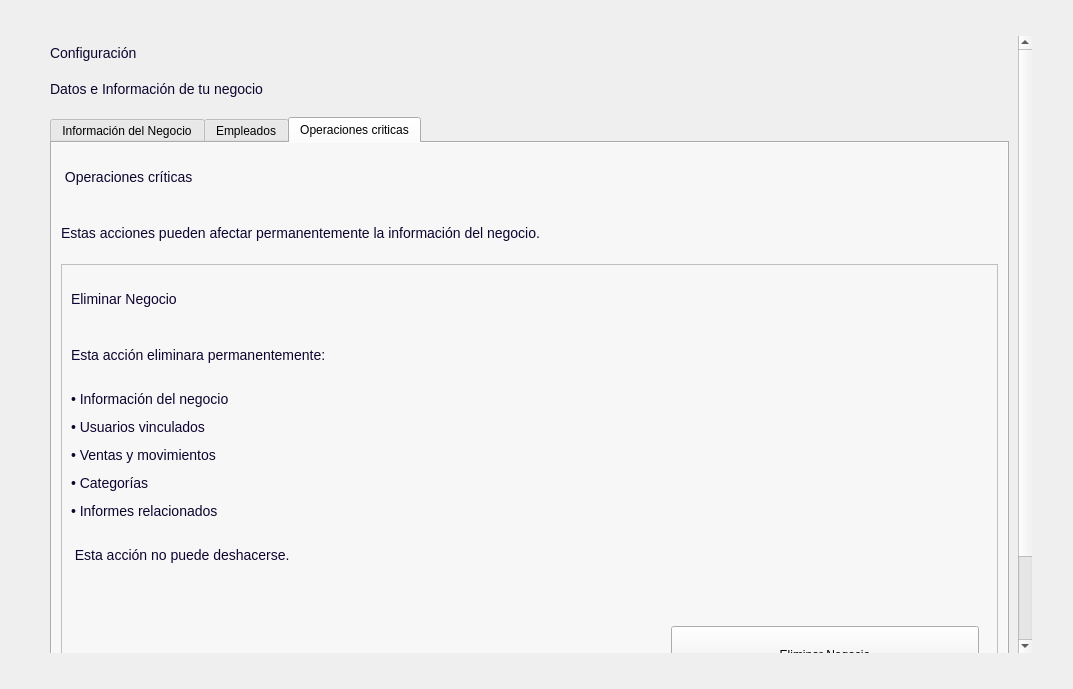
Qt form app/ui/dashboard/pages/configuracion.ui (Brando-1510/Proyecto-Integrador-2.0) before a commit.
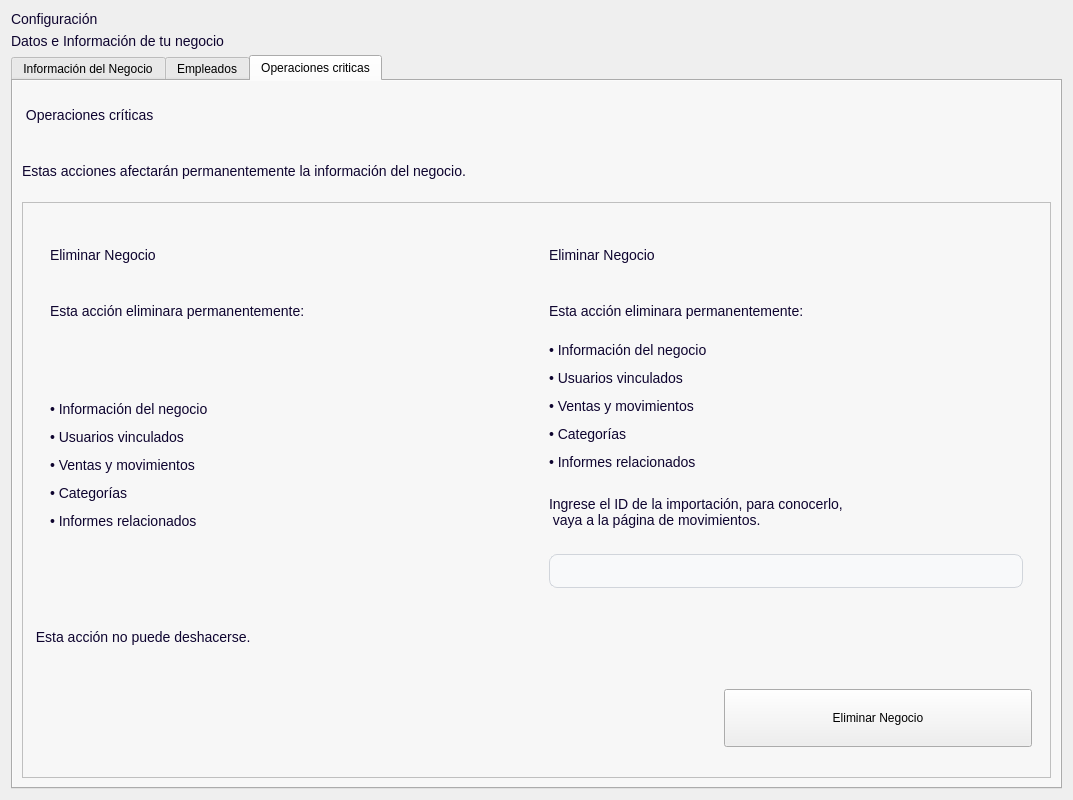
The same form after that commit. The open tabs and pages were chosen to show the change. Icons and pictures are not drawn.

Commit message: cambiando el modulo de movimientos para poder visualizar importaciones

```diff
--- a/app/ui/dashboard/pages/configuracion.ui
+++ b/app/ui/dashboard/pages/configuracion.ui
@@ -7,7 +7,7 @@
     <x>0</x>
     <y>0</y>
     <width>1073</width>
-    <height>689</height>
+    <height>800</height>
    </rect>
   </property>
   <property name="windowTitle">
@@ -262,115 +262,6 @@
   </property>
   <layout class="QVBoxLayout" name="verticalLayout">
    <item>
-    <layout class="QVBoxLayout" name="verticalLayout_12">
-     <property name="spacing">
-      <number>20</number>
-     </property>
-     <property name="leftMargin">
-      <number>30</number>
-     </property>
-     <property name="topMargin">
-      <number>25</number>
-     </property>
-     <property name="rightMargin">
-      <number>30</number>
-     </property>
-     <property name="bottomMargin">
-      <number>25</number>
-     </property>
-     <item>
-      <widget class="QScrollArea" name="scrollArea">
-       <property name="styleSheet">
-        <string notr="true">/*
------------------------------------------------------------------------------------------------------
-ScrollArea
------------------------------------------------------------------------------------------------------
-*/
-#scrollAreaWidgetContents {
-    background-color: transparent;
-}
-QScrollArea {
-    background-color: transparent;
-    border: none;
-	border-radius:0px;
-}
-
-/* Widget que está dentro del ScrollArea */
-/*QScrollArea &gt; QWidget &gt; QWidget {
-    background-color: #F9F9FC;
-}*/
-
-/* Scrollbar vertical */
-QScrollBar:vertical {
-    background-color: transparent;
-    width: 8px;
-    margin: 4px 2px 4px 0px;
-}
-
-/* Parte que se puede arrastrar */
-QScrollBar::handle:vertical {
-    background-color: #C9C1D5;
-    border-radius: 4px;
-    min-height: 40px;
-}
-
-/* Al pasar el mouse */
-QScrollBar::handle:vertical:hover {
-    background-color: #A99DB8;
-}
-
-/* Ocultar botones de arriba y abajo */
-QScrollBar::add-line:vertical,
-QScrollBar::sub-line:vertical {
-    height: 0px;
-}
-
-/* Espacio antes/después del handle */
-QScrollBar::add-page:vertical,
-QScrollBar::sub-page:vertical {
-    background: transparent;
-}</string>
-       </property>
-       <property name="frameShape">
-        <enum>QFrame::NoFrame</enum>
-       </property>
-       <property name="frameShadow">
-        <enum>QFrame::Plain</enum>
-       </property>
-       <property name="widgetResizable">
-        <bool>true</bool>
-       </property>
-       <widget class="QWidget" name="scrollAreaWidgetContents">
-        <property name="geometry">
-         <rect>
-          <x>0</x>
-          <y>0</y>
-          <width>987</width>
-          <height>746</height>
-         </rect>
-        </property>
-        <property name="sizePolicy">
-         <sizepolicy hsizetype="Expanding" vsizetype="Preferred">
-          <horstretch>0</horstretch>
-          <verstretch>0</verstretch>
-         </sizepolicy>
-        </property>
-        <layout class="QVBoxLayout" name="verticalLayout_2">
-         <property name="leftMargin">
-          <number>9</number>
-         </property>
-         <property name="topMargin">
-          <number>9</number>
-         </property>
-         <property name="rightMargin">
-          <number>9</number>
-         </property>
-         <item>
-          <layout class="QVBoxLayout" name="verticalLayout_11">
-           <property name="spacing">
-            <number>20</number>
-           </property>
-           <item>
             <widget class="QLabel" name="lblTitulo">
              <property name="maximumSize">
               <size>
@@ -559,7 +450,7 @@
                  <property name="frameShadow">
                   <enum>QFrame::Raised</enum>
                  </property>
-                 <layout class="QVBoxLayout" name="verticalLayout_3">
+         <layout class="QVBoxLayout" name="verticalLayout_2">
                   <item>
                    <widget class="QLabel" name="label">
                     <property name="text">
@@ -1002,7 +893,7 @@
                       </widget>
                      </item>
                      <item row="2" column="1">
-                      <widget class="QLabel" name="label_13">
+              <widget class="QLabel" name="rol_2">
                        <property name="text">
                         <string/>
                        </property>
@@ -1240,7 +1131,7 @@
                   </size>
                  </property>
                  <property name="text">
-                  <string>Estas acciones pueden afectar permanentemente la información del negocio.</string>
+          <string>Estas acciones afectarán permanentemente la información del negocio.</string>
                  </property>
                  <property name="texto" stdset="0">
                   <string>Descripcion</string>
@@ -1260,6 +1151,12 @@
                  </property>
                  <layout class="QVBoxLayout" name="verticalLayout_13">
                   <item>
+           <widget class="QWidget" name="widget_7" native="true">
+            <layout class="QHBoxLayout" name="horizontalLayout_7" stretch="1,1">
+             <item>
+              <widget class="QWidget" name="widget_8" native="true">
+               <layout class="QVBoxLayout" name="verticalLayout_3">
+                <item>
                    <widget class="QLabel" name="label_26">
                     <property name="maximumSize">
                      <size>
@@ -1302,6 +1199,75 @@
                     </property>
                    </widget>
                   </item>
+               </layout>
+              </widget>
+             </item>
+             <item>
+              <widget class="QWidget" name="widget_9" native="true">
+               <layout class="QVBoxLayout" name="verticalLayout_4">
+                <item>
+                 <widget class="QLabel" name="label_30">
+                  <property name="maximumSize">
+                   <size>
+                    <width>16777215</width>
+                    <height>50</height>
+                   </size>
+                  </property>
+                  <property name="text">
+                   <string>Eliminar Negocio</string>
+                  </property>
+                  <property name="texto" stdset="0">
+                   <string>TituloSecundario</string>
+                  </property>
+                 </widget>
+                </item>
+                <item>
+                 <widget class="QLabel" name="label_31">
+                  <property name="maximumSize">
+                   <size>
+                    <width>16777215</width>
+                    <height>50</height>
+                   </size>
+                  </property>
+                  <property name="text">
+                   <string>Esta acción eliminara permanentemente:</string>
+                  </property>
+                  <property name="texto" stdset="0">
+                   <string>Descripcion</string>
+                  </property>
+                 </widget>
+                </item>
+                <item>
+                 <widget class="QLabel" name="label_32">
+                  <property name="text">
+                   <string>&lt;p style=&quot;margin-bottom: 12px;&quot;&gt;• Información del negocio&lt;/p&gt;
+&lt;p style=&quot;margin-bottom: 12px;&quot;&gt;• Usuarios vinculados&lt;/p&gt;
+&lt;p style=&quot;margin-bottom: 12px;&quot;&gt;• Ventas y movimientos&lt;/p&gt;
+&lt;p style=&quot;margin-bottom: 12px;&quot;&gt;• Categorías&lt;/p&gt;
+&lt;p style=&quot;margin-bottom: 0px;&quot;&gt;• Informes relacionados&lt;/p&gt;</string>
+                  </property>
+                 </widget>
+                </item>
+                <item>
+                 <widget class="QLabel" name="label_13">
+                  <property name="text">
+                   <string>Ingrese el ID de la importación, para conocerlo,
+ vaya a la página de movimientos.</string>
+                  </property>
+                  <property name="texto" stdset="0">
+                   <string>InputTexto</string>
+                  </property>
+                 </widget>
+                </item>
+                <item>
+                 <widget class="QLineEdit" name="lineEdit"/>
+                </item>
+               </layout>
+              </widget>
+             </item>
+            </layout>
+           </widget>
+          </item>
                   <item>
                    <widget class="QLabel" name="label_29">
                     <property name="maximumSize">
@@ -1320,6 +1286,12 @@
                   </item>
                   <item>
                    <widget class="QWidget" name="widget_5" native="true">
+            <property name="maximumSize">
+             <size>
+              <width>16777215</width>
+              <height>100</height>
+             </size>
+            </property>
                     <layout class="QHBoxLayout" name="horizontalLayout_5">
                      <item>
                       <spacer name="horizontalSpacer_7">
@@ -1353,14 +1325,6 @@
               </layout>
              </widget>
             </widget>
-           </item>
-          </layout>
-         </item>
-        </layout>
-       </widget>
-      </widget>
-     </item>
-    </layout>
    </item>
   </layout>
  </widget>
```
Left out of the diff: 80 changed lines with no effect on the pictures. Lines whose indentation alone changed are shown as unchanged. The commit also changes 9 other files.
